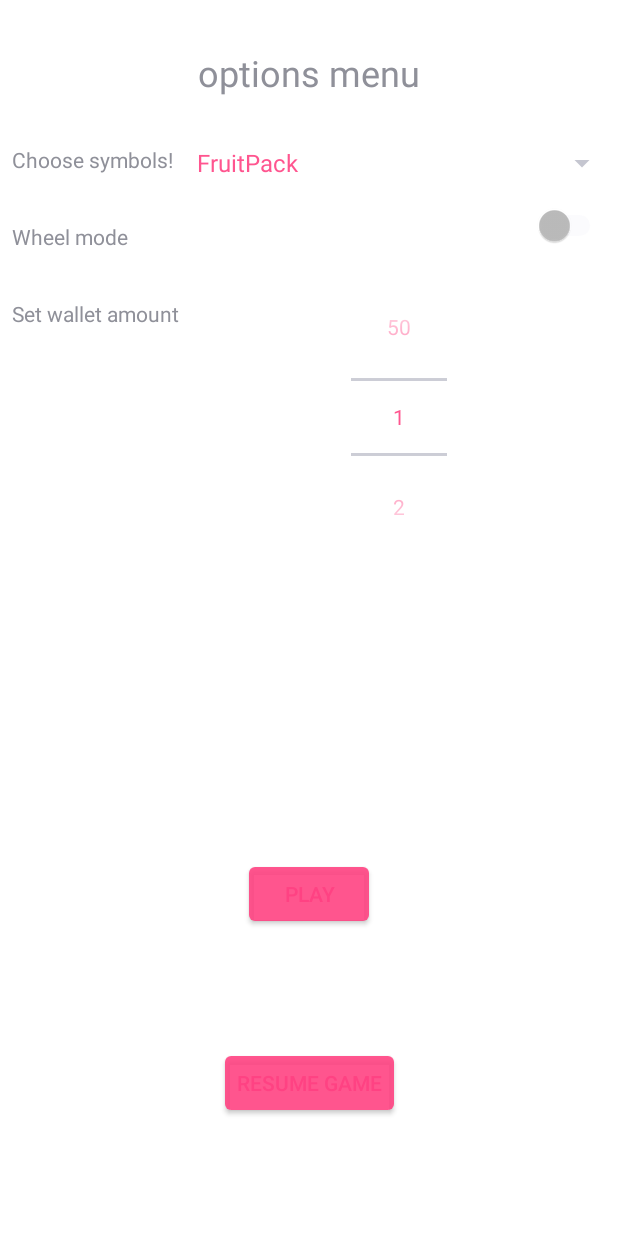
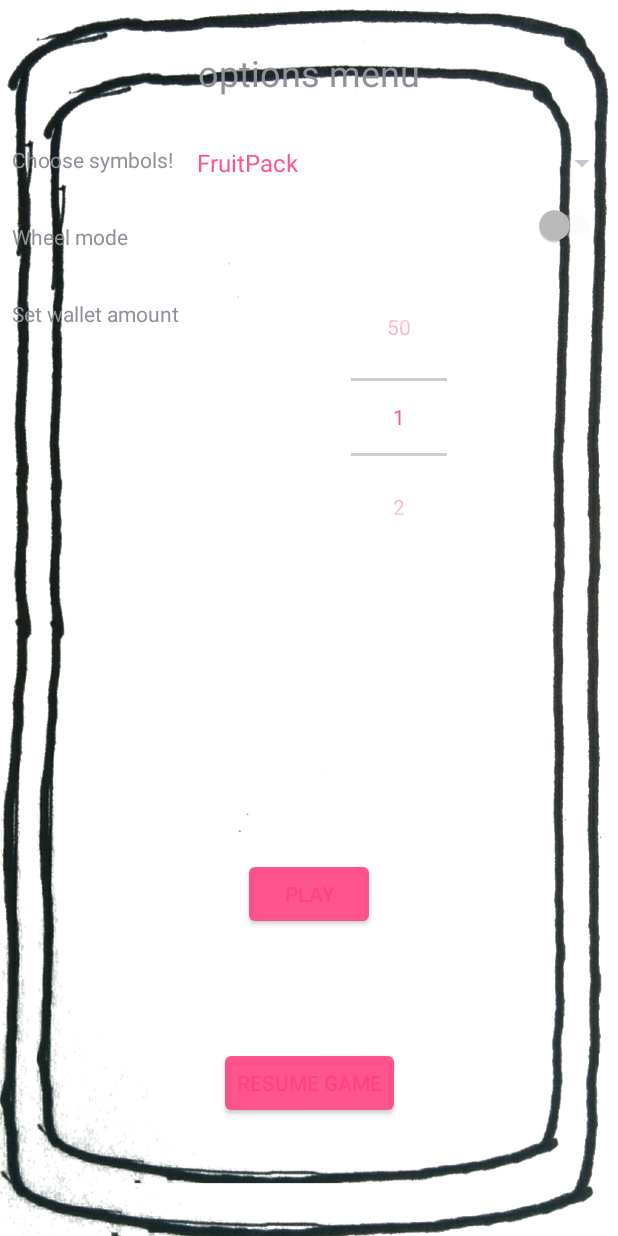
Before and after one commit to StuCorp/Pugmatic, an Android app: the screen it shows after launch (OptionsActivity), on a phone screen of 412 x 824 dp. Run offline under Robolectric (Android 15) with nearby library versions, the phone set to English and light mode, and no system bars.

Commit message:
before i break anything

```diff
--- a/app/src/main/res/layout/activity_options.xml
+++ b/app/src/main/res/layout/activity_options.xml
@@ -4,7 +4,10 @@
     xmlns:tools="http://schemas.android.com/tools"
     android:layout_width="match_parent"
     android:layout_height="match_parent"
-    tools:context="com.example.user.pugmatic.OptionsActivity">
+    android:background="@drawable/blankbackground"
+    tools:context="com.example.user.pugmatic.OptionsActivity"
+
+    >
 
     <TextView
         android:id="@+id/textView"
--- a/app/src/main/res/values/styles.xml
+++ b/app/src/main/res/values/styles.xml
@@ -2,6 +2,7 @@
 
     <!-- Base application theme. -->
     <style name="AppTheme">
+        <!--parent="android:Theme.Holo.Light"-->
         <item name="android:navigationBarColor">@color/colorAccent</item>
         <item name="android:colorAccent">@color/colorAccent</item>
         <item name="android:colorBackground">@android:color/background_light</item>
@@ -9,6 +10,7 @@
         <item name="android:textColorPrimaryInverse">@android:color/background_light</item>
         <item name="android:colorButtonNormal">@color/colorAccent</item>
 
+
     </style>
 
 
```
Also changed, not shown: app/src/main/res/drawable/blankbackground.png (added).
